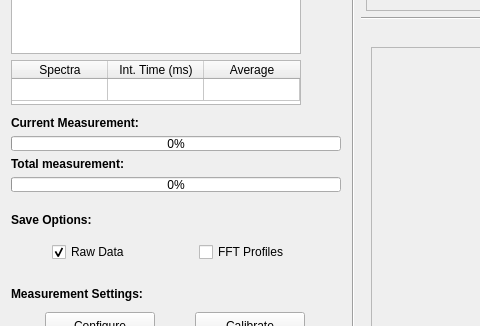
CesarCarvajal/oxymetry, file panel_polarimeter.ui: the form before one commit; both pictures show x 0 to 480 and y 352 to 678 of the 1199 by 784 pixel window.
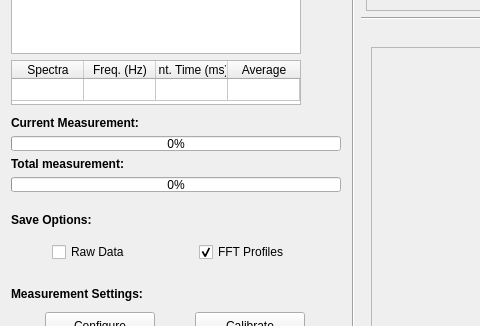
The form after the commit. Custom widgets are drawn as their Qt base class.

Diff of the .ui file:
```diff
--- a/panel_polarimeter.ui
+++ b/panel_polarimeter.ui
@@ -261,13 +261,13 @@
           <number>1</number>
          </property>
          <property name="columnCount">
-          <number>3</number>
+          <number>4</number>
          </property>
          <attribute name="horizontalHeaderVisible">
           <bool>true</bool>
          </attribute>
          <attribute name="horizontalHeaderDefaultSectionSize">
-          <number>96</number>
+          <number>72</number>
          </attribute>
          <attribute name="horizontalHeaderHighlightSections">
           <bool>true</bool>
@@ -293,6 +293,11 @@
            <string>Spectra</string>
           </property>
          </column>
+         <column>
+          <property name="text">
+           <string>Freq. (Hz)</string>
+          </property>
+         </column>
          <column>
           <property name="text">
            <string>Int. Time (ms)</string>
@@ -447,6 +452,9 @@
          </item>
          <item>
           <widget class="QCheckBox" name="checkBox_AutoSave_Pol_Raw">
+           <property name="enabled">
+            <bool>true</bool>
+           </property>
            <property name="minimumSize">
             <size>
              <width>110</width>
@@ -463,7 +471,7 @@
             <string>Raw Data</string>
            </property>
            <property name="checked">
-            <bool>true</bool>
+            <bool>false</bool>
            </property>
           </widget>
          </item>
@@ -490,6 +498,9 @@
              <height>16</height>
             </size>
            </property>
+           <property name="checked">
+            <bool>true</bool>
+           </property>
           </widget>
          </item>
         </layout>
```
Left out of the diff: 3 changed lines with no effect on the pictures.
